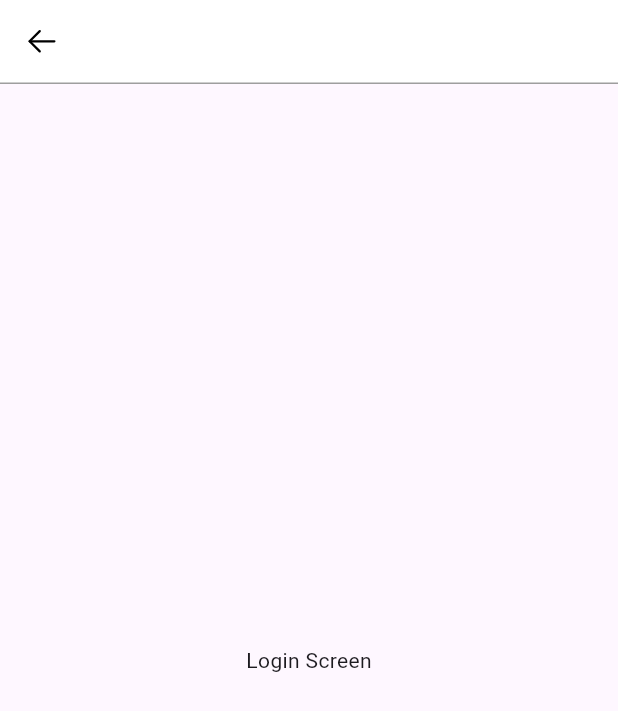
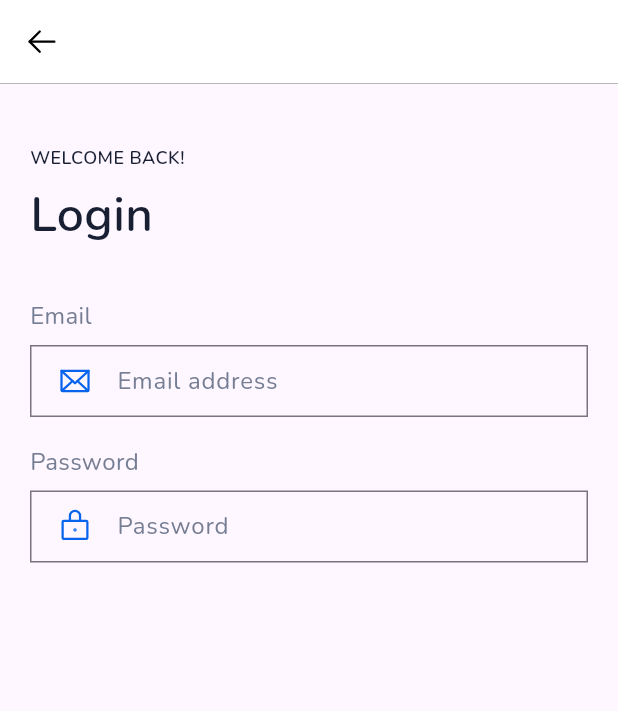
Before and after one commit to shair2048/news_app_fe, a Flutter app: the screen it shows after launch, on a phone screen of 412 x 824 dp. Shown: the top 711 px of the screen. Run offline on Flutter 3.47's test engine with Material 3 defaults, Android fonts, the phone set to English and light mode, and no system bars; our stand-ins replace flutter_riverpod, flutter_svg.

Commit message:
Create form text field for Login and Register

```diff
--- a/lib/core/widgets/custom_app_bar.dart
+++ b/lib/core/widgets/custom_app_bar.dart
@@ -37,7 +37,7 @@ class CustomAppBar extends ConsumerWidget implements PreferredSizeWidget {
       ),
       bottom: PreferredSize(
         preferredSize: Size.fromHeight(0.5),
-        child: Container(color: Colors.grey, height: 1),
+        child: Container(color: Colors.grey, height: 0.5),
       ),
     );
   }
--- a/lib/features/auth/view/pages/login_page.dart
+++ b/lib/features/auth/view/pages/login_page.dart
@@ -2,6 +2,7 @@ import 'package:flutter/material.dart';
 import 'package:flutter_riverpod/flutter_riverpod.dart';
 // import 'package:flutter_svg/svg.dart';
 import 'package:news_app_fe/core/widgets/custom_app_bar.dart';
+import 'package:news_app_fe/features/auth/view/widgets/form_text_field.dart';
 
 class LoginPage extends ConsumerStatefulWidget {
   const LoginPage({super.key});
@@ -15,7 +16,49 @@ class _LoginPageState extends ConsumerState<LoginPage> {
   Widget build(BuildContext context) {
     return Scaffold(
       appBar: CustomAppBar(),
-      body: Center(child: Text('Login Screen')),
+      body: Column(
+        children: [
+          Padding(
+            padding: const EdgeInsets.fromLTRB(20, 40, 20, 0),
+            child: Column(
+              crossAxisAlignment: CrossAxisAlignment.start,
+              children: [
+                Text(
+                  'WELCOME BACK!',
+                  style: TextStyle(
+                    color: Color(0xff191F33),
+                    fontSize: 12,
+                    fontFamily: 'Nunito',
+                    fontWeight: FontWeight.w600,
+                  ),
+                ),
+                SizedBox(height: 8),
+                Text(
+                  'Login',
+                  style: TextStyle(
+                    color: Color(0xff191F33),
+                    fontSize: 32,
+                    fontFamily: 'Nunito',
+                    fontWeight: FontWeight.w600,
+                  ),
+                ),
+                SizedBox(height: 32),
+                FormTextField(
+                  textfieldLabel: 'Email',
+                  textfieldHint: 'Email address',
+                  textfieldIcon: 'assets/icons/email.svg',
+                ),
+                SizedBox(height: 18),
+                FormTextField(
+                  textfieldLabel: 'Password',
+                  textfieldHint: 'Password',
+                  textfieldIcon: 'assets/icons/lock.svg',
+                ),
+              ],
+            ),
+          ),
+        ],
+      ),
     );
   }
 }
--- a/lib/features/auth/view/widgets/form_text_field.dart
+++ b/lib/features/auth/view/widgets/form_text_field.dart
@@ -0,0 +1,66 @@
+import 'package:flutter_riverpod/flutter_riverpod.dart';
+
+import 'package:flutter/material.dart';
+import 'package:flutter_svg/svg.dart';
+
+class FormTextField extends ConsumerWidget {
+  final String? textfieldLabel;
+  final String? textfieldHint;
+  final String? textfieldIcon;
+  const FormTextField({
+    super.key,
+    this.textfieldLabel,
+    this.textfieldHint,
+    this.textfieldIcon,
+  });
+
+  @override
+  Widget build(BuildContext context, WidgetRef ref) {
+    return Column(
+      crossAxisAlignment: CrossAxisAlignment.start,
+      children: [
+        Text(
+          textfieldLabel ?? '',
+          style: TextStyle(
+            color: Color(0xff767E94),
+            fontSize: 16,
+            fontFamily: 'Nunito',
+            fontWeight: FontWeight.w400,
+          ),
+        ),
+        SizedBox(height: 8),
+        TextFormField(
+          decoration: InputDecoration(
+            hintText: textfieldHint ?? '',
+            hintStyle: TextStyle(
+              color: Color(0xff767E94),
+              fontSize: 16,
+              fontFamily: 'Nunito',
+              fontWeight: FontWeight.w400,
+            ),
+            prefixIcon:
+                textfieldIcon != null
+                    ? Padding(
+                      padding: const EdgeInsets.only(left: 18, right: 12),
+                      child: SvgPicture.asset(
+                        textfieldIcon!,
+                        height: 24,
+                        width: 24,
+                        colorFilter: ColorFilter.mode(
+                          Color(0xff0864ED),
+                          BlendMode.srcIn,
+                        ),
+                      ),
+                    )
+                    : null,
+            contentPadding: EdgeInsets.symmetric(vertical: 12, horizontal: 18),
+            border: OutlineInputBorder(
+              borderRadius: BorderRadius.circular(0),
+              borderSide: BorderSide(color: Color(0xffE9EAF0), width: 0.5),
+            ),
+          ),
+        ),
+      ],
+    );
+  }
+}
```
Also changed, not shown: assets/icons/email.svg (added), assets/icons/lock.svg (added), lib/core/themes/app_pallete.dart (added), 1 other file.
